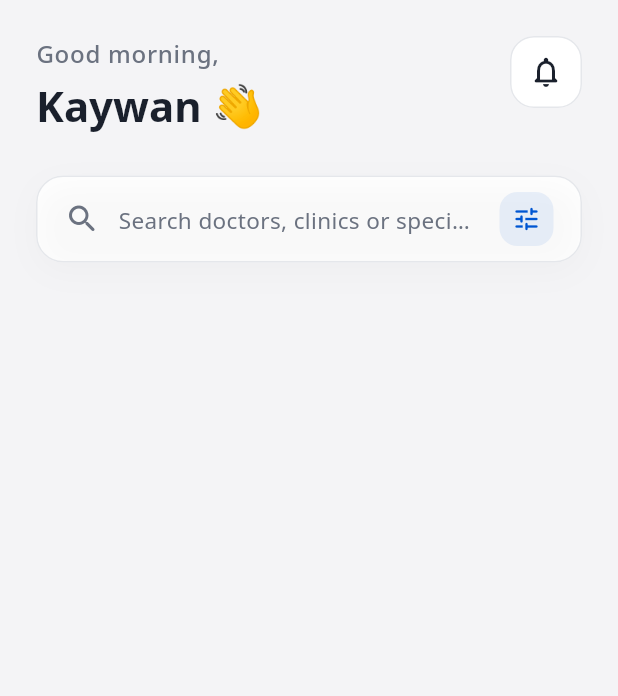
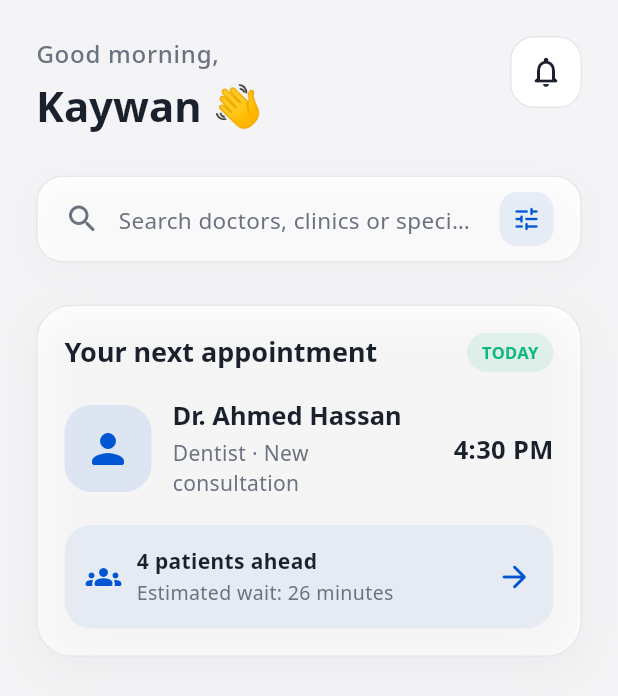
Before and after one commit to kaywansmustafa-web/Saxlem, a Flutter app: the HomePage screen opened directly, on a phone screen of 412 x 824 dp. Shown: the top 696 px of the screen. Run offline on Flutter 3.47's test engine with Material 3 defaults, Android fonts, the phone set to English and light mode, and no system bars; our stand-ins replace google_fonts.

Commit message:
Add reusable next appointment card

```diff
--- a/mobile/lib/features/home/presentation/pages/home_page.dart
+++ b/mobile/lib/features/home/presentation/pages/home_page.dart
@@ -3,6 +3,7 @@ import 'package:flutter/material.dart';
 import '../../../../config/theme/app_colors.dart';
 import '../widgets/dashboard_header.dart';
 import '../widgets/dashboard_search_bar.dart';
+import '../widgets/next_appointment_card.dart';
 
 class HomePage extends StatelessWidget {
   const HomePage({super.key});
@@ -26,6 +27,15 @@ class HomePage extends StatelessWidget {
                 onTap: () {},
                 onFilterPressed: () {},
               ),
+              const SizedBox(height: 28),
+              NextAppointmentCard(
+                doctorName: 'Dr. Ahmed Hassan',
+                specialty: 'Dentist · New consultation',
+                appointmentTime: '4:30 PM',
+                patientsAhead: 4,
+                estimatedWaitMinutes: 26,
+                onTap: () {},
+              ),
             ],
           ),
         ),
--- /dev/null
+++ b/mobile/lib/features/home/presentation/widgets/next_appointment_card.dart
@@ -0,0 +1,183 @@
+import 'package:flutter/material.dart';
+
+import '../../../../config/theme/app_colors.dart';
+
+class NextAppointmentCard extends StatelessWidget {
+  const NextAppointmentCard({
+    required this.doctorName,
+    required this.specialty,
+    required this.appointmentTime,
+    required this.patientsAhead,
+    required this.estimatedWaitMinutes,
+    this.onTap,
+    super.key,
+  });
+
+  final String doctorName;
+  final String specialty;
+  final String appointmentTime;
+  final int patientsAhead;
+  final int estimatedWaitMinutes;
+  final VoidCallback? onTap;
+
+  @override
+  Widget build(BuildContext context) {
+    return Material(
+      color: AppColors.white,
+      borderRadius: BorderRadius.circular(24),
+      child: InkWell(
+        onTap: onTap,
+        borderRadius: BorderRadius.circular(24),
+        child: Container(
+          padding: const EdgeInsets.all(18),
+          decoration: BoxDecoration(
+            borderRadius: BorderRadius.circular(24),
+            border: Border.all(
+              color: AppColors.border,
+            ),
+            boxShadow: [
+              BoxShadow(
+                color: Colors.black.withValues(alpha: 0.04),
+                blurRadius: 24,
+                offset: const Offset(0, 8),
+              ),
+            ],
+          ),
+          child: Column(
+            crossAxisAlignment: CrossAxisAlignment.start,
+            children: [
+              Row(
+                children: [
+                  Text(
+                    'Your next appointment',
+                    style: Theme.of(context).textTheme.titleLarge?.copyWith(
+                          fontSize: 18,
+                          fontWeight: FontWeight.w700,
+                          color: AppColors.textPrimary,
+                        ),
+                  ),
+                  const Spacer(),
+                  Container(
+                    padding: const EdgeInsets.symmetric(
+                      horizontal: 10,
+                      vertical: 5,
+                    ),
+                    decoration: BoxDecoration(
+                      color: AppColors.success.withValues(alpha: 0.10),
+                      borderRadius: BorderRadius.circular(100),
+                    ),
+                    child: const Text(
+                      'TODAY',
+                      style: TextStyle(
+                        color: AppColors.success,
+                        fontSize: 11,
+                        fontWeight: FontWeight.w700,
+                      ),
+                    ),
+                  ),
+                ],
+              ),
+              const SizedBox(height: 18),
+              Row(
+                children: [
+                  Container(
+                    width: 58,
+                    height: 58,
+                    decoration: BoxDecoration(
+                      color: AppColors.primary.withValues(alpha: 0.10),
+                      borderRadius: BorderRadius.circular(18),
+                    ),
+                    child: const Icon(
+                      Icons.person_rounded,
+                      color: AppColors.primary,
+                      size: 32,
+                    ),
+                  ),
+                  const SizedBox(width: 14),
+                  Expanded(
+                    child: Column(
+                      crossAxisAlignment: CrossAxisAlignment.start,
+                      children: [
+                        Text(
+                          doctorName,
+                          maxLines: 1,
+                          overflow: TextOverflow.ellipsis,
+                          style:
+                              Theme.of(context).textTheme.titleLarge?.copyWith(
+                                    fontSize: 17,
+                                    fontWeight: FontWeight.w700,
+                                    color: AppColors.textPrimary,
+                                  ),
+                        ),
+                        const SizedBox(height: 4),
+                        Text(
+                          specialty,
+                          style:
+                              Theme.of(context).textTheme.bodyMedium?.copyWith(
+                                    color: AppColors.textSecondary,
+                                  ),
+                        ),
+                      ],
+                    ),
+                  ),
+                  const SizedBox(width: 12),
+                  Text(
+                    appointmentTime,
+                    style: const TextStyle(
+                      color: AppColors.textPrimary,
+                      fontSize: 17,
+                      fontWeight: FontWeight.w700,
+                    ),
+                  ),
+                ],
+              ),
+              const SizedBox(height: 18),
+              Container(
+                padding: const EdgeInsets.all(14),
+                decoration: BoxDecoration(
+                  color: AppColors.primary.withValues(alpha: 0.06),
+                  borderRadius: BorderRadius.circular(18),
+                ),
+                child: Row(
+                  children: [
+                    const Icon(
+                      Icons.groups_rounded,
+                      color: AppColors.primary,
+                    ),
+                    const SizedBox(width: 10),
+                    Expanded(
+                      child: Column(
+                        crossAxisAlignment: CrossAxisAlignment.start,
+                        children: [
+                          Text(
+                            '$patientsAhead patients ahead',
+                            style: const TextStyle(
+                              color: AppColors.textPrimary,
+                              fontWeight: FontWeight.w700,
+                            ),
+                          ),
+                          const SizedBox(height: 2),
+                          Text(
+                            'Estimated wait: $estimatedWaitMinutes minutes',
+                            style: const TextStyle(
+                              color: AppColors.textSecondary,
+                              fontSize: 13,
+                            ),
+                          ),
+                        ],
+                      ),
+                    ),
+                    const Icon(
+                      Icons.arrow_forward_rounded,
+                      color: AppColors.primary,
+                    ),
+                  ],
+                ),
+              ),
+            ],
+          ),
+        ),
+      ),
+    );
+  }
+}
```
